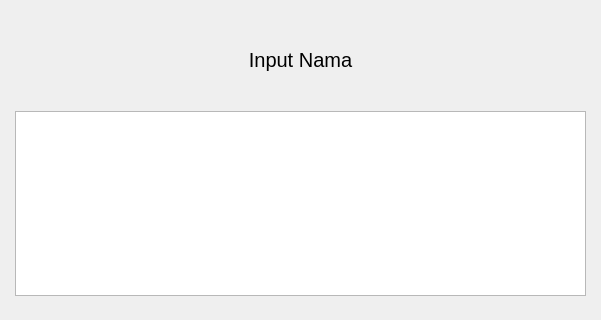
Qt form input_nama.ui (abuamar142/aplikasi_keuangan) before a commit; both pictures show x 0 to 601 and y 0 to 320 of the 601 by 486 pixel window.
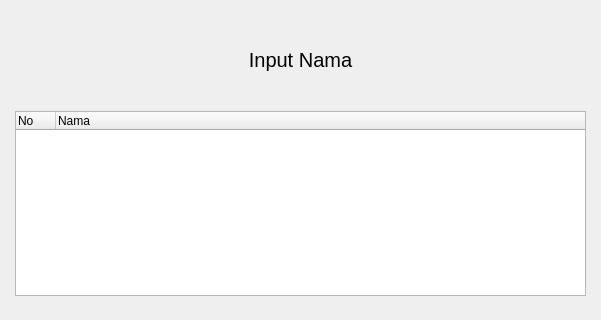
The same form after that commit.

Commit message: penambahan display widget pada window input nama

The edit to the form file:
```diff
--- a/input_nama.ui
+++ b/input_nama.ui
@@ -81,7 +81,69 @@
       </spacer>
      </item>
      <item>
-      <widget class="QTableWidget" name="tableWidgetNama"/>
+      <widget class="QTableWidget" name="tableWidgetNama">
+       <property name="sizePolicy">
+        <sizepolicy hsizetype="Expanding" vsizetype="Expanding">
+         <horstretch>0</horstretch>
+         <verstretch>0</verstretch>
+        </sizepolicy>
+       </property>
+       <property name="layoutDirection">
+        <enum>Qt::LeftToRight</enum>
+       </property>
+       <property name="sizeAdjustPolicy">
+        <enum>QAbstractScrollArea::AdjustIgnored</enum>
+       </property>
+       <property name="showGrid">
+        <bool>true</bool>
+       </property>
+       <property name="gridStyle">
+        <enum>Qt::SolidLine</enum>
+       </property>
+       <property name="cornerButtonEnabled">
+        <bool>true</bool>
+       </property>
+       <attribute name="horizontalHeaderVisible">
+        <bool>true</bool>
+       </attribute>
+       <attribute name="horizontalHeaderCascadingSectionResizes">
+        <bool>true</bool>
+       </attribute>
+       <attribute name="horizontalHeaderMinimumSectionSize">
+        <number>40</number>
+       </attribute>
+       <attribute name="horizontalHeaderDefaultSectionSize">
+        <number>35</number>
+       </attribute>
+       <attribute name="horizontalHeaderHighlightSections">
+        <bool>true</bool>
+       </attribute>
+       <attribute name="horizontalHeaderShowSortIndicator" stdset="0">
+        <bool>false</bool>
+       </attribute>
+       <attribute name="horizontalHeaderStretchLastSection">
+        <bool>true</bool>
+       </attribute>
+       <attribute name="verticalHeaderVisible">
+        <bool>false</bool>
+       </attribute>
+       <column>
+        <property name="text">
+         <string>No</string>
+        </property>
+        <property name="textAlignment">
+         <set>AlignLeading|AlignVCenter</set>
+        </property>
+       </column>
+       <column>
+        <property name="text">
+         <string>Nama</string>
+        </property>
+        <property name="textAlignment">
+         <set>AlignLeading|AlignVCenter</set>
+        </property>
+       </column>
+      </widget>
      </item>
      <item>
       <spacer name="verticalSpacer_5">
```
The commit also changes 6 other files.
